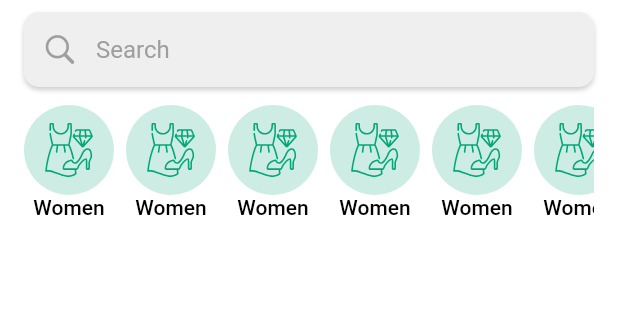
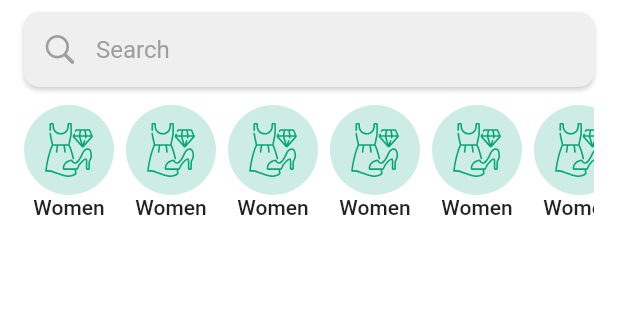
Before and after one commit to i-am-ijaz/Khareed-o-Farokht, a Flutter app: the screen it shows after launch, after a tap on "Skip", on a phone screen of 412 x 824 dp, the part 84-404 px from its top. Run offline on Flutter 3.47's test engine with Material 2 defaults, Android fonts, the phone set to English and light mode, and no system bars; our stand-ins replace flutter_svg, page_transition.

Commit message:
theme added

```diff
--- a/lib/main.dart
+++ b/lib/main.dart
@@ -1,35 +1,16 @@
 import 'package:flutter/material.dart';
 import 'package:khareedo_farokht/screens/splash%20screen/splash_screen.dart';
-import 'package:khareedo_farokht/utils/colors.dart';
+import 'package:khareedo_farokht/utils/theme.dart';
 
 void main() => runApp(MyApp());
 
 class MyApp extends StatelessWidget {
-  // This widget is the root of your application.
   @override
   Widget build(BuildContext context) {
     return MaterialApp(
       title: 'Khareedo Farokht',
       debugShowCheckedModeBanner: false,
-      theme: ThemeData(
-        textTheme: Theme.of(context).textTheme.apply(
-              bodyColor: Colors.black,
-            ),
-        primaryColor: primaryColor,
-        elevatedButtonTheme: ElevatedButtonThemeData(
-            style: ButtonStyle(
-                backgroundColor: MaterialStateProperty.all(buttonColor),
-                minimumSize: MaterialStateProperty.all(
-                  Size.fromHeight(50),
-                ),
-                shape: MaterialStateProperty.all(
-                  RoundedRectangleBorder(
-                      borderRadius: BorderRadius.circular(8)),
-                ))),
-        buttonColor: buttonColor,
-        visualDensity: VisualDensity.adaptivePlatformDensity,
-        scaffoldBackgroundColor: Colors.white,
-      ),
+      theme: theme,
       home: SplashScreen(),
     );
   }
--- /dev/null
+++ b/lib/utils/theme.dart
@@ -0,0 +1,18 @@
+import 'package:flutter/material.dart';
+import 'colors.dart';
+final ThemeData theme = ThemeData(
+  primaryColor: primaryColor,
+  elevatedButtonTheme: ElevatedButtonThemeData(
+      style: ButtonStyle(
+          backgroundColor: MaterialStateProperty.all(buttonColor),
+          minimumSize: MaterialStateProperty.all(
+            Size.fromHeight(50),
+          ),
+          shape: MaterialStateProperty.all(
+            RoundedRectangleBorder(
+                borderRadius: BorderRadius.circular(8)),
+          ))),
+  buttonColor: buttonColor,
+  visualDensity: VisualDensity.adaptivePlatformDensity,
+  scaffoldBackgroundColor: Colors.white,
+);
```
